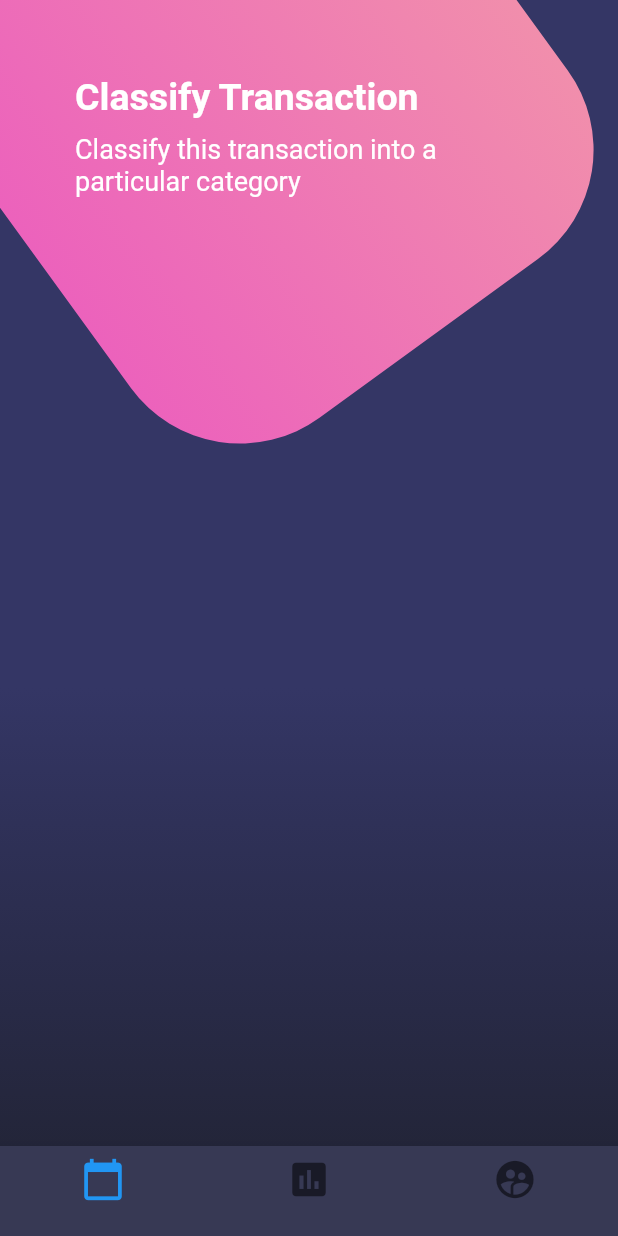
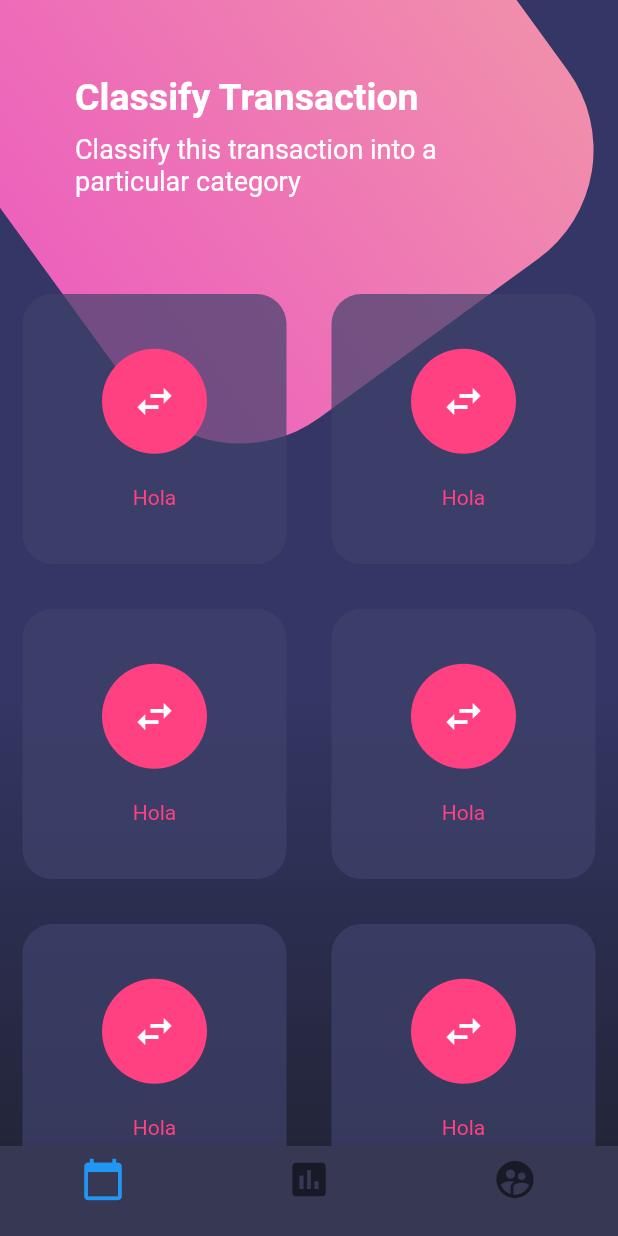
Before and after one commit to lskywolfll/Design-Flutter, a Flutter app: the screen it shows after launch, on a phone screen of 412 x 824 dp. Run offline on Flutter 3.47's test engine with Material 2 defaults, Android fonts, the phone set to English and light mode, and no system bars.

Commit message:
se integran una tabla en donde nosotros le indicamos los elementos dentro

```diff
--- a/lib/src/pages/botones_page.dart
+++ b/lib/src/pages/botones_page.dart
@@ -12,13 +12,68 @@ class BotonesPage extends StatelessWidget {
             _fondoApp(),
             SingleChildScrollView(
               child: Column(
-                children: [_titulos()],
+                children: [_titulos(), _botonesRedondeados()],
               ),
             ),
           ],
         ),
       ),
       bottomNavigationBar: _bottomNavigatorBar(context),
+    );
+  }
+
+  Widget _botonesRedondeados(){
+    return Table(
+      children: <TableRow>[
+        TableRow(
+          children: <Widget>[
+            _crearBotonRedondeado(),
+            _crearBotonRedondeado()
+          ]
+        ),
+        TableRow(
+          children: <Widget>[
+            _crearBotonRedondeado(),
+            _crearBotonRedondeado()
+          ]
+        ),
+        TableRow(
+          children: <Widget>[
+            _crearBotonRedondeado(),
+            _crearBotonRedondeado()
+          ]
+        ),
+        TableRow(
+          children: <Widget>[
+            _crearBotonRedondeado(),
+            _crearBotonRedondeado()
+          ]
+        ),
+      ],
+    );
+  }
+
+  Widget _crearBotonRedondeado(){
+    return Container(
+      height: 180.0,
+      margin: EdgeInsets.all(15.0),
+      decoration: BoxDecoration(
+        color: Color.fromRGBO(62, 66, 107, 0.7),
+        borderRadius: BorderRadius.circular(20.0)
+      ),
+      child: Column(
+        mainAxisAlignment: MainAxisAlignment.spaceAround,
+        children: <Widget>[
+          SizedBox(height: 5.0),
+          CircleAvatar(
+            backgroundColor: Colors.pinkAccent,
+            radius: 35.0,
+            child: Icon(Icons.swap_horiz, color: Colors.white, size: 30.0,),
+          ),
+          Text("Hola", style: TextStyle(color: Colors.pinkAccent)),
+          SizedBox(height: 5.0),
+        ],
+      ),
     );
   }
 
```
